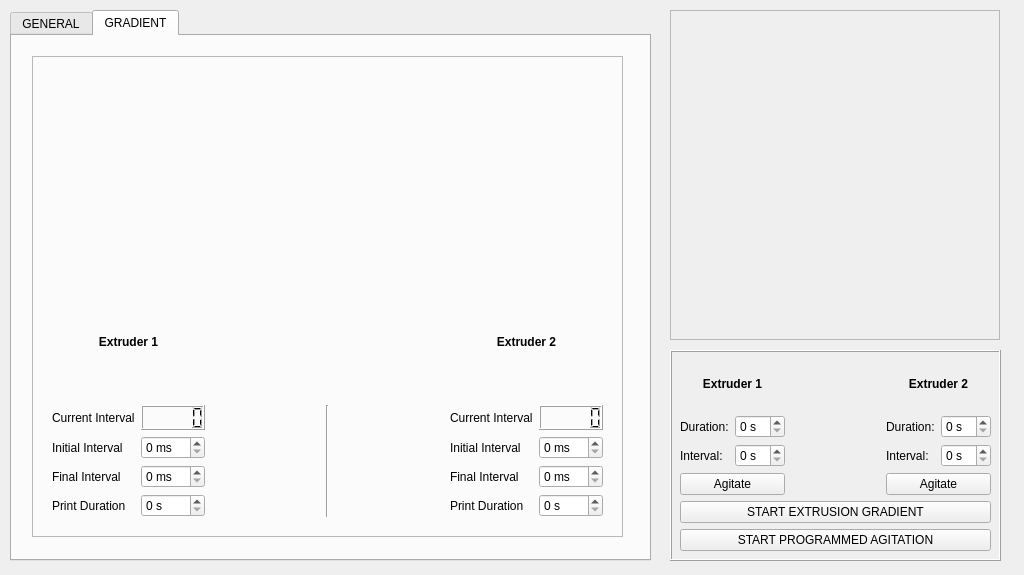
Before: the Qt Designer form _ui/PME.ui in boydstongroup/PME-DEV, drawn with Qt 5.
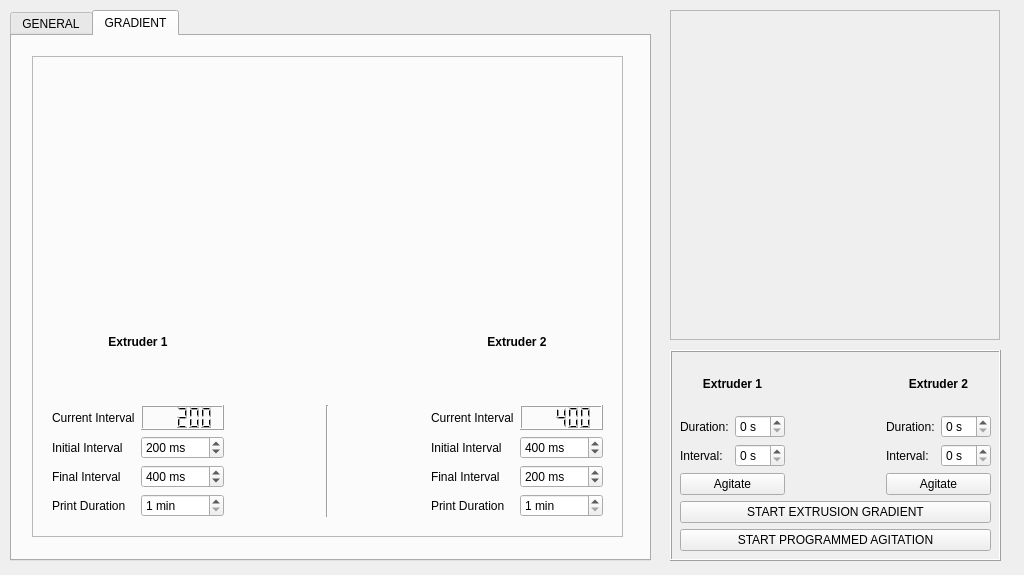
After: the same form once the commit is applied. The open tabs and pages were chosen to show the change. Icons and pictures are not drawn.

```diff
--- a/_ui/PME.ui
+++ b/_ui/PME.ui
@@ -543,7 +543,16 @@
           <item row="3" column="1">
            <widget class="QSpinBox" name="ex1Duration_spinBox">
             <property name="suffix">
-             <string> s</string>
+             <string> min</string>
+            </property>
+            <property name="minimum">
+             <number>1</number>
+            </property>
+            <property name="maximum">
+             <number>10000</number>
+            </property>
+            <property name="singleStep">
+             <number>1</number>
             </property>
            </widget>
           </item>
@@ -552,6 +561,15 @@
             <property name="suffix">
              <string> ms</string>
             </property>
+            <property name="minimum">
+             <number>10</number>
+            </property>
+            <property name="maximum">
+             <number>4000</number>
+            </property>
+            <property name="value">
+             <number>200</number>
+            </property>
            </widget>
           </item>
           <item row="2" column="1">
@@ -559,6 +577,15 @@
             <property name="suffix">
              <string> ms</string>
             </property>
+            <property name="minimum">
+             <number>10</number>
+            </property>
+            <property name="maximum">
+             <number>4000</number>
+            </property>
+            <property name="value">
+             <number>400</number>
+            </property>
            </widget>
           </item>
           <item row="0" column="1">
@@ -569,6 +596,12 @@
             <property name="segmentStyle">
              <enum>QLCDNumber::Filled</enum>
             </property>
+            <property name="value" stdset="0">
+             <double>200.000000000000000</double>
+            </property>
+            <property name="intValue" stdset="0">
+             <number>200</number>
+            </property>
            </widget>
           </item>
           <item row="0" column="0">
@@ -629,6 +662,15 @@
             <property name="suffix">
              <string> ms</string>
             </property>
+            <property name="minimum">
+             <number>10</number>
+            </property>
+            <property name="maximum">
+             <number>4000</number>
+            </property>
+            <property name="value">
+             <number>400</number>
+            </property>
            </widget>
           </item>
           <item row="2" column="1">
@@ -636,12 +678,27 @@
             <property name="suffix">
              <string> ms</string>
             </property>
+            <property name="minimum">
+             <number>10</number>
+            </property>
+            <property name="maximum">
+             <number>4000</number>
+            </property>
+            <property name="value">
+             <number>200</number>
+            </property>
            </widget>
           </item>
           <item row="3" column="1">
            <widget class="QSpinBox" name="ex2Duration_spinBox">
             <property name="suffix">
-             <string> s</string>
+             <string> min</string>
+            </property>
+            <property name="minimum">
+             <number>1</number>
+            </property>
+            <property name="maximum">
+             <number>10000</number>
             </property>
            </widget>
           </item>
@@ -657,6 +714,12 @@
             <property name="enabled">
              <bool>true</bool>
             </property>
+            <property name="value" stdset="0">
+             <double>400.000000000000000</double>
+            </property>
+            <property name="intValue" stdset="0">
+             <number>400</number>
+            </property>
            </widget>
           </item>
           <item row="0" column="0">
```
Left out of the diff: 2 changed lines with no effect on the pictures.
